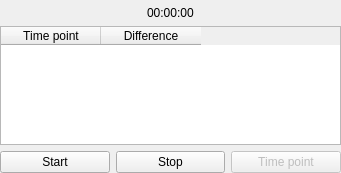
Before: the Qt Designer form Time/Stopwatch.ui in Hitonoriol/HxNxToolkit, drawn with Qt 5.
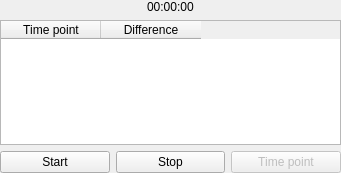
After: the same form once the commit is applied.

Patch:
```diff
--- a/Time/Stopwatch.ui
+++ b/Time/Stopwatch.ui
@@ -18,7 +18,7 @@
     <number>0</number>
    </property>
    <property name="topMargin">
-    <number>6</number>
+    <number>0</number>
    </property>
    <property name="rightMargin">
     <number>0</number>
```
Left out of the diff: 2 changed lines with no effect on the pictures.
